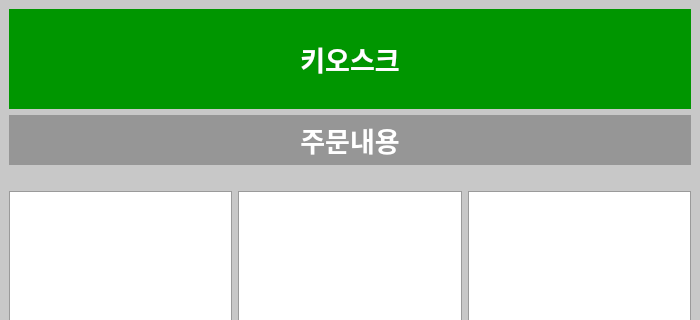
Above: AL JSG Project/orderlist.ui from Karuperu/Algorithm24 before the change; both pictures show x 0 to 700 and y 0 to 320 of the 700 by 1051 pixel window. Below: the same form after it.
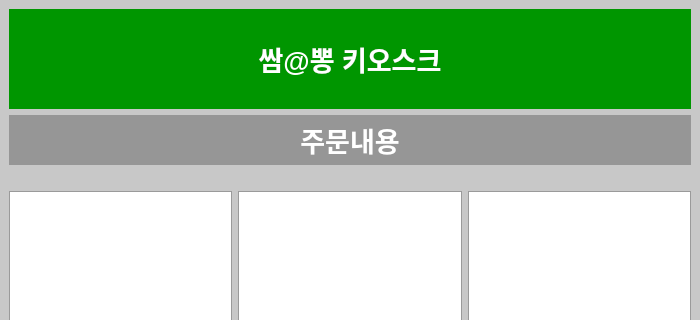
That is the form after the change.

Diff of the .ui file:
```diff
--- a/AL JSG Project/orderlist.ui
+++ b/AL JSG Project/orderlist.ui
@@ -198,7 +198,7 @@
          <bool>true</bool>
         </property>
         <property name="text">
-         <string>키오스크</string>
+         <string>쌈@뽕 키오스크</string>
         </property>
         <property name="alignment">
          <set>Qt::AlignCenter</set>
```
